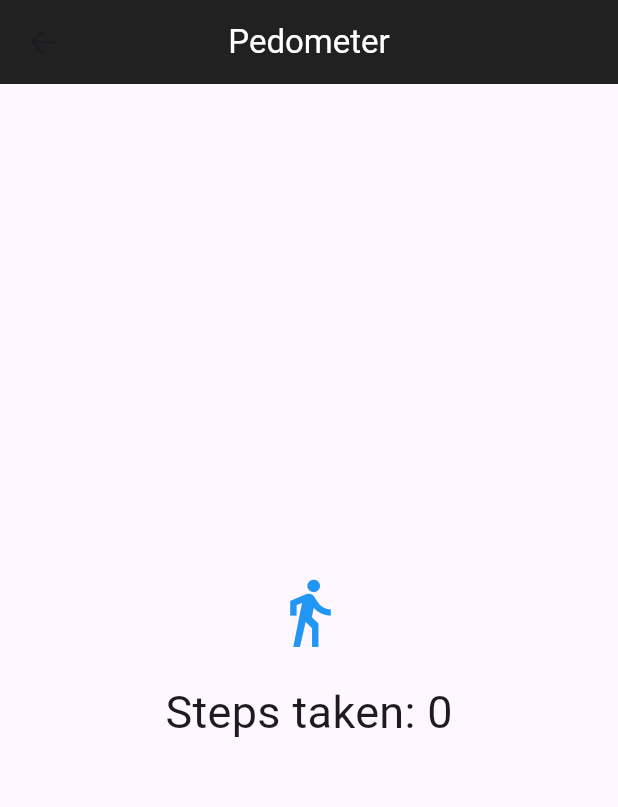
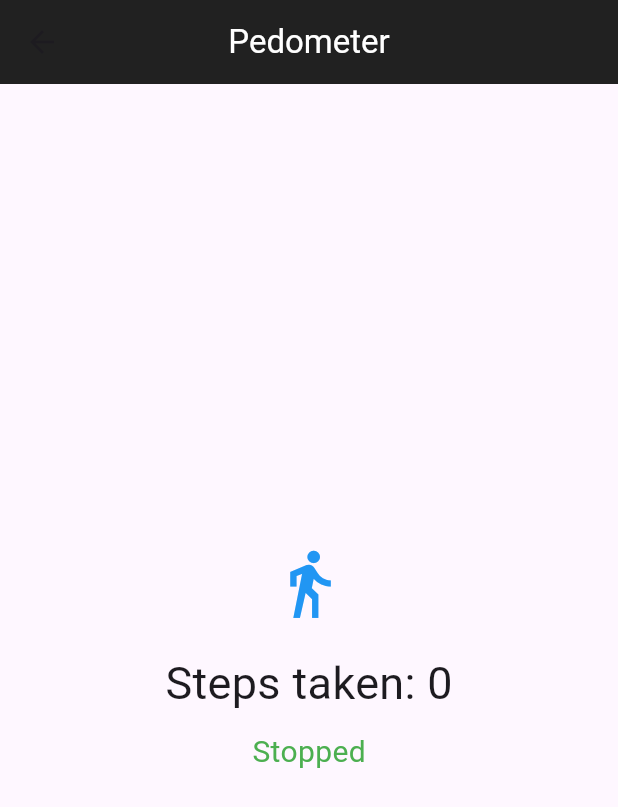
Before and after one commit to JnJuste/SmartHomeMonitoringApp, a Flutter app: the PedometerPage screen opened directly, on a phone screen of 412 x 824 dp. Shown: the top 807 px of the screen. Run offline on Flutter 3.47's test engine with Material 3 defaults, Android fonts, the phone set to English and light mode, and no system bars; our stand-ins replace geolocator, pedometer, permission_handler, sensors_plus; missing offline and left inert: light_sensor.

Commit message:
Pedometer

```diff
--- a/lib/pages/pedometer.dart
+++ b/lib/pages/pedometer.dart
@@ -5,17 +5,26 @@ class PedometerPage extends StatefulWidget {
   const PedometerPage({super.key});
 
   @override
-  State<PedometerPage> createState() => _PedometerPage();
+  State<PedometerPage> createState() => _PedometerPageState();
 }
 
-class _PedometerPage extends State<PedometerPage> {
+class _PedometerPageState extends State<PedometerPage>
+    with SingleTickerProviderStateMixin {
   late Stream<StepCount> _stepCountStream;
   String _steps = '0';
+  late AnimationController _controller;
+  bool _isWalking = false;
 
   @override
   void initState() {
     super.initState();
     startListening();
+    _controller = AnimationController(
+      vsync: this,
+      duration: Duration(milliseconds: 500),
+    )..addListener(() {
+        setState(() {});
+      });
   }
 
   void startListening() {
@@ -27,10 +36,20 @@ class _PedometerPage extends State<PedometerPage> {
     setState(() {
       _steps = event.steps.toString();
     });
+    if (!_controller.isAnimating) {
+      _isWalking = true;
+      _controller.repeat(reverse: true);
+    }
   }
 
   void onError(error) {
     print('Flutter Pedometer Error: $error');
+  }
+
+  @override
+  void dispose() {
+    _controller.dispose();
+    super.dispose();
   }
 
   @override
@@ -48,15 +67,28 @@ class _PedometerPage extends State<PedometerPage> {
         child: Column(
           mainAxisAlignment: MainAxisAlignment.center,
           children: [
-            const Icon(
-              Icons.directions_walk,
-              size: 50,
-              color: Colors.blue,
+            AnimatedBuilder(
+              animation: _controller,
+              builder: (context, child) {
+                return Transform.translate(
+                  offset: Offset(0.0, _isWalking ? _controller.value * 5 : 0.0),
+                  child: const Icon(
+                    Icons.directions_walk,
+                    size: 50,
+                    color: Colors.blue,
+                  ),
+                );
+              },
             ),
             const SizedBox(height: 20),
             Text(
               'Steps taken: $_steps',
               style: const TextStyle(fontSize: 30),
+            ),
+            const SizedBox(height: 10),
+            Text(
+              _isWalking ? 'Walking' : 'Stopped',
+              style: TextStyle(fontSize: 20, color: Colors.green),
             ),
           ],
         ),
```
